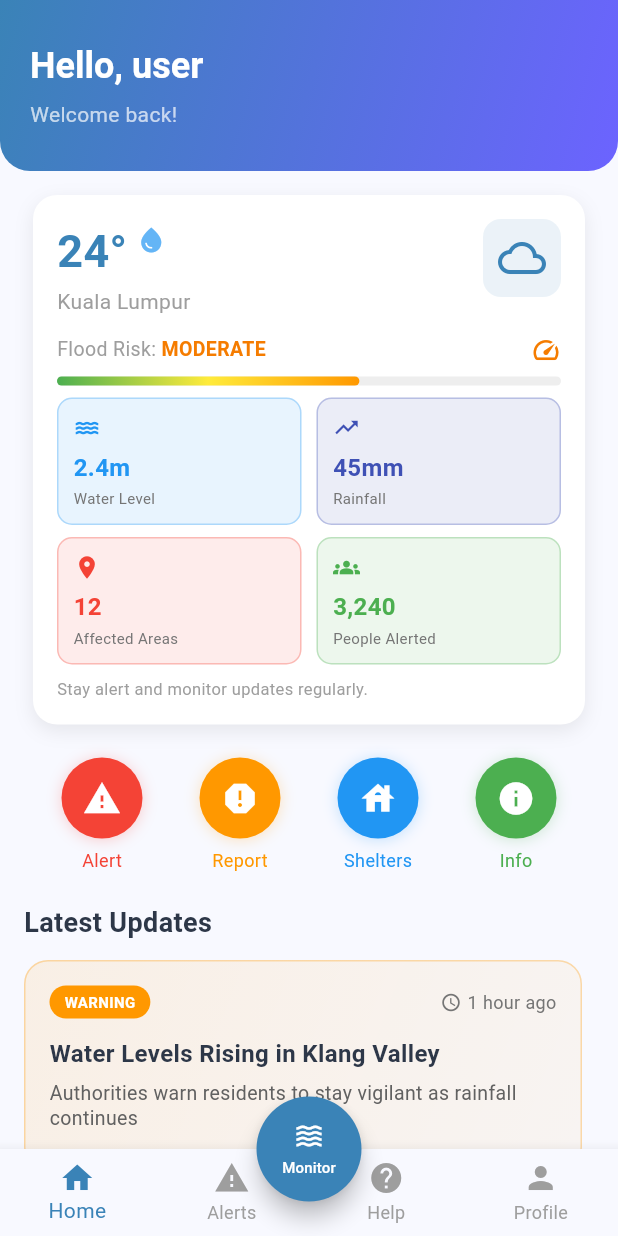
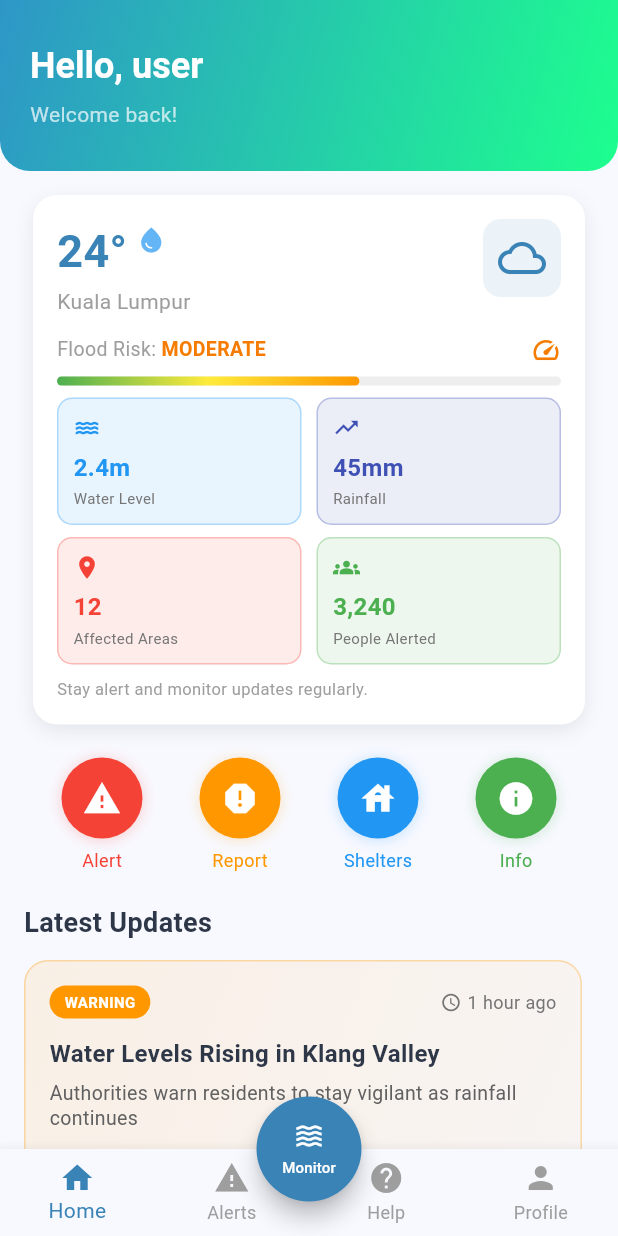
Before and after one commit to Najma-Shakirah/Overflow-AI, a Flutter app: the screen it shows after launch, on a phone screen of 412 x 824 dp. Run offline on Flutter 3.47's test engine with Material 3 defaults, Android fonts, the light colour scheme and no system bars; our stand-ins replace flutter_map, google_fonts, latlong2.

Commit message:
Color updates

```diff
--- a/lib/alerts_page.dart
+++ b/lib/alerts_page.dart
@@ -16,7 +16,7 @@ class AlertsPage extends StatelessWidget {
               padding: const EdgeInsets.symmetric(horizontal: 20, vertical: 28),
               decoration: const BoxDecoration(
                 gradient: LinearGradient(
-                  colors: [Color(0xFF3A83B7), Color(0xFF6C63FF)],
+                  colors: [Color(0xFF3A83B7), Color.fromARGB(255, 29, 255, 142)],
                   begin: Alignment.topLeft,
                   end: Alignment.bottomRight,
                 ),
--- a/lib/help_page.dart
+++ b/lib/help_page.dart
@@ -16,7 +16,7 @@ class HelpPage extends StatelessWidget {
               padding: const EdgeInsets.symmetric(horizontal: 20, vertical: 28),
               decoration: const BoxDecoration(
                 gradient: LinearGradient(
-                  colors: [Color(0xFF3A83B7), Color(0xFF6C63FF)],
+                  colors: [Color(0xFF3A83B7), Color.fromARGB(255, 29, 255, 142)],
                   begin: Alignment.topLeft,
                   end: Alignment.bottomRight,
                 ),
--- a/lib/home_page.dart
+++ b/lib/home_page.dart
@@ -15,7 +15,7 @@ class MyHomePage extends StatelessWidget {
               padding: const EdgeInsets.symmetric(horizontal: 20, vertical: 28),
               decoration: const BoxDecoration(
                 gradient: LinearGradient(
-                  colors: [Color(0xFF3A83B7), Color(0xFF6C63FF)],
+                  colors: [Color.fromARGB(255, 46, 150, 199), Color.fromARGB(255, 29, 255, 142)],
                   begin: Alignment.topLeft,
                   end: Alignment.bottomRight,
                 ),
--- a/lib/monitor_page.dart
+++ b/lib/monitor_page.dart
@@ -55,7 +55,7 @@ class _MonitorPageState extends State<MonitorPage> {
               padding: const EdgeInsets.symmetric(horizontal: 20, vertical: 28),
               decoration: const BoxDecoration(
                 gradient: LinearGradient(
-                  colors: [Color(0xFF3A83B7), Color(0xFF6C63FF)],
+                  colors: [Color(0xFF3A83B7),Color.fromARGB(255, 29, 255, 142)],
                   begin: Alignment.topLeft,
                   end: Alignment.bottomRight,
                 ),
--- a/lib/profile_page.dart
+++ b/lib/profile_page.dart
@@ -16,7 +16,7 @@ class ProfilePage extends StatelessWidget {
               padding: const EdgeInsets.symmetric(horizontal: 20, vertical: 40),
               decoration: const BoxDecoration(
                 gradient: LinearGradient(
-                  colors: [Color(0xFF3A83B7), Color(0xFF6C63FF)],
+                  colors: [Color(0xFF3A83B7), Color.fromARGB(255, 29, 255, 142)],
                   begin: Alignment.topLeft,
                   end: Alignment.bottomRight,
                 ),
```
